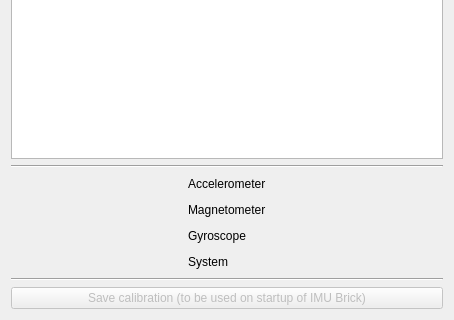
Before: the Qt Designer form src/brickv/plugin_system/plugins/imu_v2/ui/calibration.ui in Tinkerforge/brickv, drawn with Qt 5; both pictures show x 0 to 454 and y 203 to 523 of the 454 by 523 pixel window.
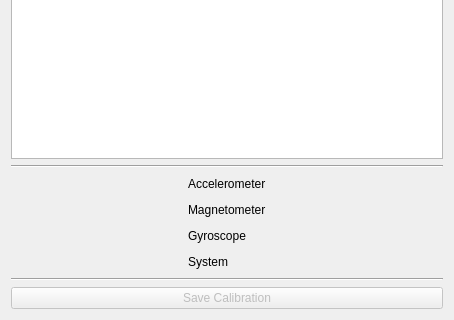
After: the same form once the commit is applied.

Commit message: imu-v2: Change calibration button text to indicate that a calibration was saved

```diff
--- a/src/brickv/plugin_system/plugins/imu_v2/ui/calibration.ui
+++ b/src/brickv/plugin_system/plugins/imu_v2/ui/calibration.ui
@@ -154,7 +154,7 @@
         <bool>false</bool>
        </property>
        <property name="text">
-        <string>Save calibration (to be used on startup of IMU Brick)</string>
+        <string>Save Calibration</string>
        </property>
       </widget>
      </item>
```
The commit also changes 1 other file.
